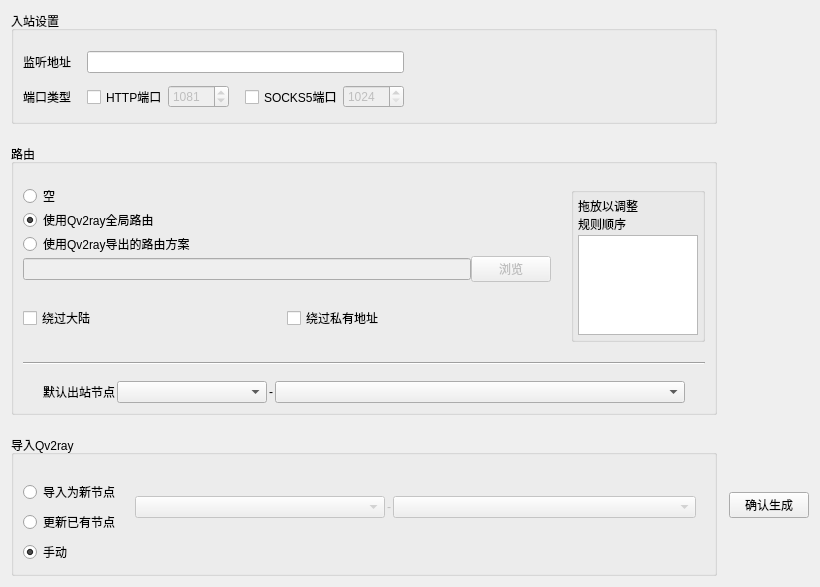
Before: the Qt Designer form ui/qv2ray_balancer.ui in cangyin/PQv2ray, drawn with Qt 5.
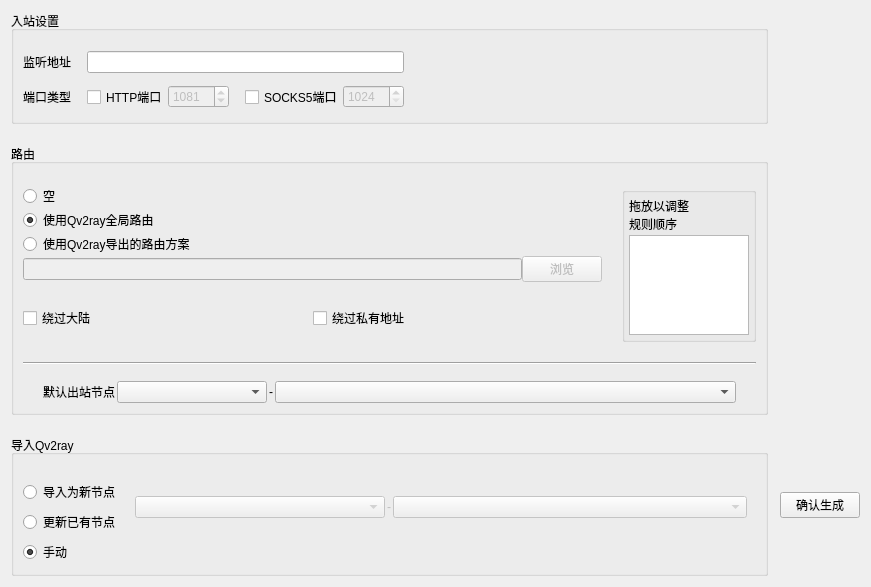
After: the same form once the commit is applied. Custom widgets are drawn as their Qt base class.

Diff of the .ui file:
```diff
--- a/ui/qv2ray_balancer.ui
+++ b/ui/qv2ray_balancer.ui
@@ -6,7 +6,7 @@
    <rect>
     <x>0</x>
     <y>0</y>
-    <width>820</width>
+    <width>871</width>
     <height>557</height>
    </rect>
   </property>
```
